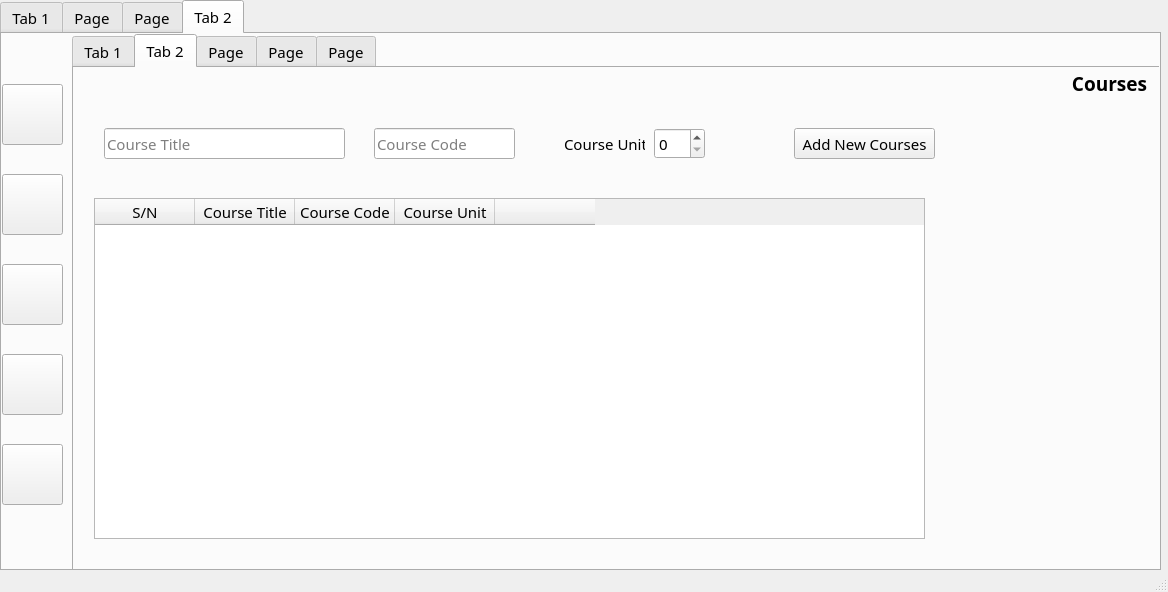
Before: the Qt Designer form MyGPAmate.ui in edeniyanda/MyGPAmate, drawn with Qt 5.
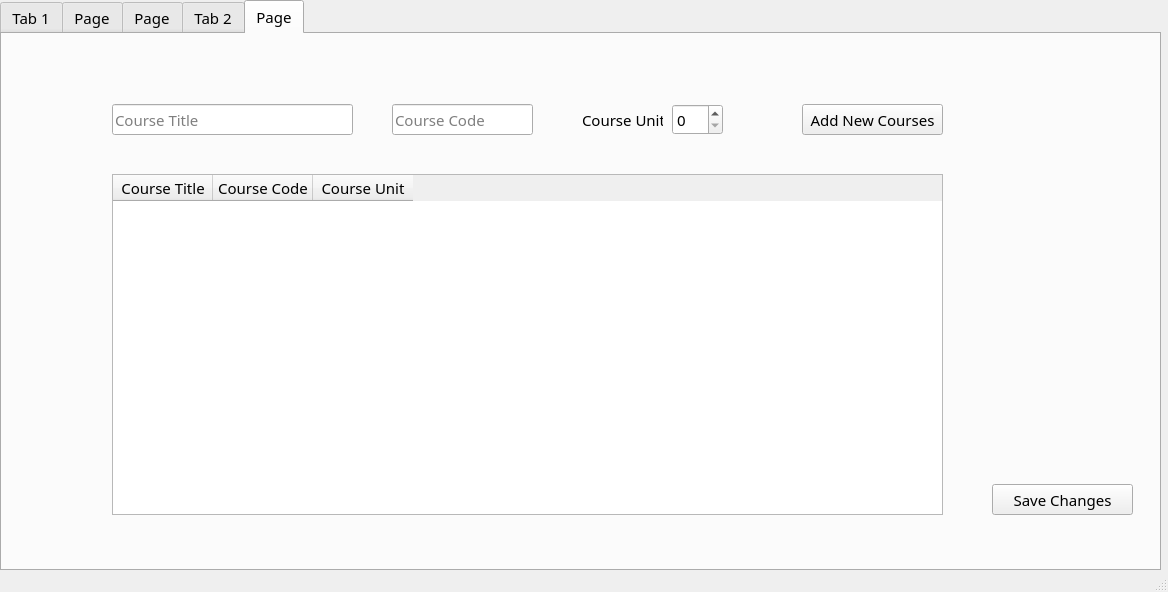
After: the same form once the commit is applied. Icons and pictures are not drawn.

Commit message: Add course info loading functionality to populate table

Patch:
```diff
--- a/MyGPAmate.ui
+++ b/MyGPAmate.ui
@@ -32,7 +32,7 @@
      </font>
     </property>
     <property name="currentIndex">
-     <number>3</number>
+     <number>4</number>
     </property>
     <widget class="QWidget" name="tab">
      <attribute name="title">
@@ -642,103 +642,6 @@
          <set>Qt::AlignCenter</set>
         </property>
        </widget>
-       <widget class="QPushButton" name="pushButton_add_new_courses">
-        <property name="geometry">
-         <rect>
-          <x>720</x>
-          <y>60</y>
-          <width>141</width>
-          <height>31</height>
-         </rect>
-        </property>
-        <property name="text">
-         <string>Add New Courses</string>
-        </property>
-       </widget>
-       <widget class="QTableWidget" name="tableWidget_course_info">
-        <property name="geometry">
-         <rect>
-          <x>20</x>
-          <y>130</y>
-          <width>831</width>
-          <height>341</height>
-         </rect>
-        </property>
-        <column>
-         <property name="text">
-          <string>S/N</string>
-         </property>
-        </column>
-        <column>
-         <property name="text">
-          <string>Course Title</string>
-         </property>
-        </column>
-        <column>
-         <property name="text">
-          <string>Course Code</string>
-         </property>
-        </column>
-        <column>
-         <property name="text">
-          <string>Course Unit</string>
-         </property>
-        </column>
-        <column>
-         <property name="text">
-          <string/>
-         </property>
-        </column>
-       </widget>
-       <widget class="QLineEdit" name="lineEdit_course_title">
-        <property name="geometry">
-         <rect>
-          <x>30</x>
-          <y>60</y>
-          <width>241</width>
-          <height>31</height>
-         </rect>
-        </property>
-        <property name="placeholderText">
-         <string>Course Title</string>
-        </property>
-       </widget>
-       <widget class="QLineEdit" name="lineEdit_course_code">
-        <property name="geometry">
-         <rect>
-          <x>300</x>
-          <y>60</y>
-          <width>141</width>
-          <height>31</height>
-         </rect>
-        </property>
-        <property name="placeholderText">
-         <string>Course Code</string>
-        </property>
-       </widget>
-       <widget class="QSpinBox" name="spinBox_course_unit">
-        <property name="geometry">
-         <rect>
-          <x>580</x>
-          <y>60</y>
-          <width>51</width>
-          <height>31</height>
-         </rect>
-        </property>
-       </widget>
-       <widget class="QLabel" name="label_13">
-        <property name="geometry">
-         <rect>
-          <x>490</x>
-          <y>60</y>
-          <width>81</width>
-          <height>31</height>
-         </rect>
-        </property>
-        <property name="text">
-         <string>Course Unit </string>
-        </property>
-       </widget>
       </widget>
       <widget class="QWidget" name="tab_8">
        <attribute name="title">
@@ -1064,6 +967,120 @@
       </property>
      </widget>
     </widget>
+    <widget class="QWidget" name="tab_9">
+     <attribute name="title">
+      <string>Page</string>
+     </attribute>
+     <widget class="QLabel" name="label_13">
+      <property name="geometry">
+       <rect>
+        <x>580</x>
+        <y>70</y>
+        <width>81</width>
+        <height>31</height>
+       </rect>
+      </property>
+      <property name="text">
+       <string>Course Unit </string>
+      </property>
+     </widget>
+     <widget class="QLineEdit" name="lineEdit_course_code">
+      <property name="geometry">
+       <rect>
+        <x>390</x>
+        <y>70</y>
+        <width>141</width>
+        <height>31</height>
+       </rect>
+      </property>
+      <property name="placeholderText">
+       <string>Course Code</string>
+      </property>
+     </widget>
+     <widget class="QSpinBox" name="spinBox_course_unit">
+      <property name="geometry">
+       <rect>
+        <x>670</x>
+        <y>70</y>
+        <width>51</width>
+        <height>31</height>
+       </rect>
+      </property>
+      <property name="maximum">
+       <number>5</number>
+      </property>
+     </widget>
+     <widget class="QTableWidget" name="tableWidget_course_info">
+      <property name="geometry">
+       <rect>
+        <x>110</x>
+        <y>140</y>
+        <width>831</width>
+        <height>341</height>
+       </rect>
+      </property>
+      <property name="rowCount">
+       <number>0</number>
+      </property>
+      <property name="columnCount">
+       <number>3</number>
+      </property>
+      <column>
+       <property name="text">
+        <string>Course Title</string>
+       </property>
+      </column>
+      <column>
+       <property name="text">
+        <string>Course Code</string>
+       </property>
+      </column>
+      <column>
+       <property name="text">
+        <string>Course Unit</string>
+       </property>
+      </column>
+     </widget>
+     <widget class="QLineEdit" name="lineEdit_course_title">
+      <property name="geometry">
+       <rect>
+        <x>110</x>
+        <y>70</y>
+        <width>241</width>
+        <height>31</height>
+       </rect>
+      </property>
+      <property name="placeholderText">
+       <string>Course Title</string>
+      </property>
+     </widget>
+     <widget class="QPushButton" name="pushButton_add_new_courses">
+      <property name="geometry">
+       <rect>
+        <x>800</x>
+        <y>70</y>
+        <width>141</width>
+        <height>31</height>
+       </rect>
+      </property>
+      <property name="text">
+       <string>Add New Courses</string>
+      </property>
+     </widget>
+     <widget class="QPushButton" name="pushButton_save_changes">
+      <property name="geometry">
+       <rect>
+        <x>990</x>
+        <y>450</y>
+        <width>141</width>
+        <height>31</height>
+       </rect>
+      </property>
+      <property name="text">
+       <string>Save Changes</string>
+      </property>
+     </widget>
+    </widget>
    </widget>
   </widget>
   <widget class="QMenuBar" name="menubar">
```
The commit also changes 2 other files.
